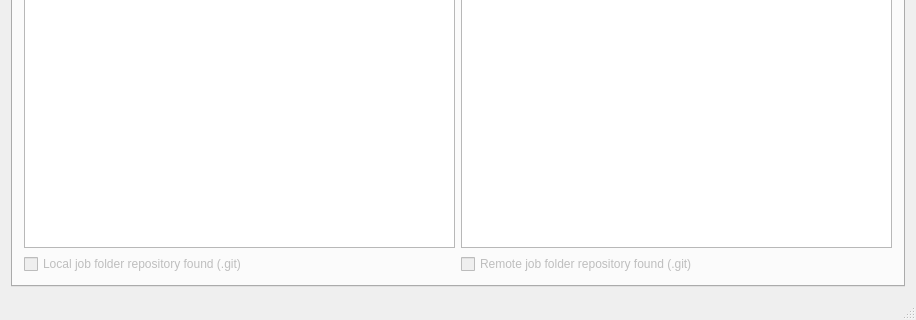
hpcuantwerpen/Launcher, file Launcher/mainwindow.ui: the form before one commit; both pictures show x 0 to 916 and y 587 to 907 of the 916 by 907 pixel window.
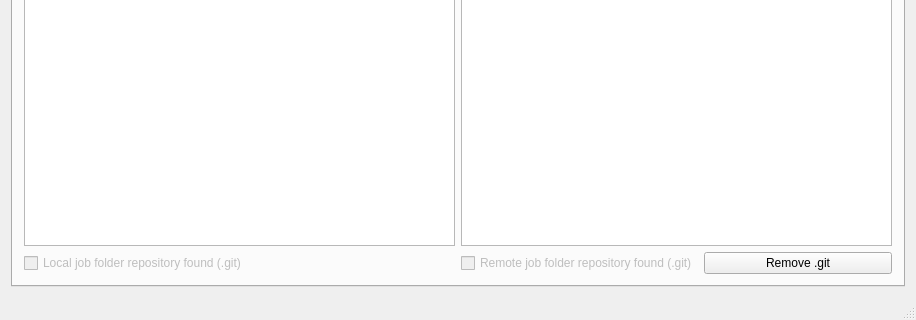
The form after the commit. The open tabs and pages were chosen to show the change.

What changed in the file:
```diff
--- a/Launcher/mainwindow.ui
+++ b/Launcher/mainwindow.ui
@@ -754,6 +754,8 @@
            </widget>
           </item>
           <item row="2" column="1">
+           <layout class="QHBoxLayout" name="horizontalLayout_7">
+            <item>
            <widget class="QCheckBox" name="wRemoteJobFolderHasDotGit">
             <property name="enabled">
              <bool>false</bool>
@@ -762,6 +764,15 @@
              <string>Remote job folder repository found (.git)</string>
             </property>
            </widget>
+            </item>
+            <item>
+             <widget class="QPushButton" name="pushButton">
+              <property name="text">
+               <string>Remove .git</string>
+              </property>
+             </widget>
+            </item>
+           </layout>
           </item>
          </layout>
         </item>
```
Left out of the diff: 6 changed lines with no effect on the pictures. Lines whose indentation alone changed are shown as unchanged.
